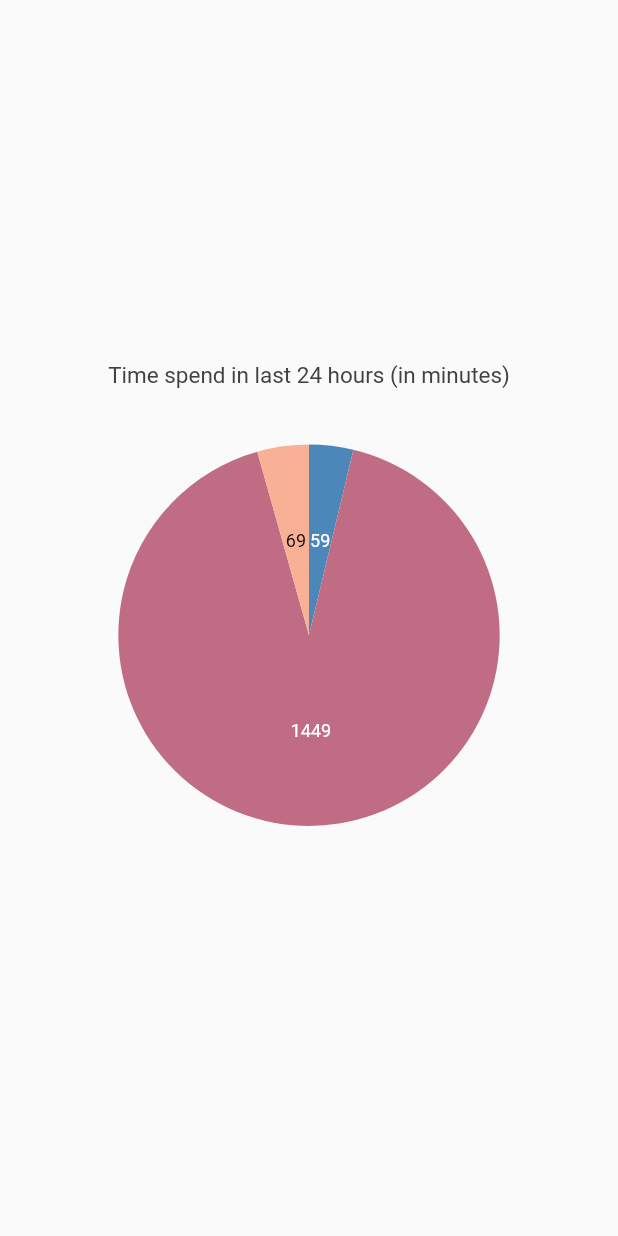
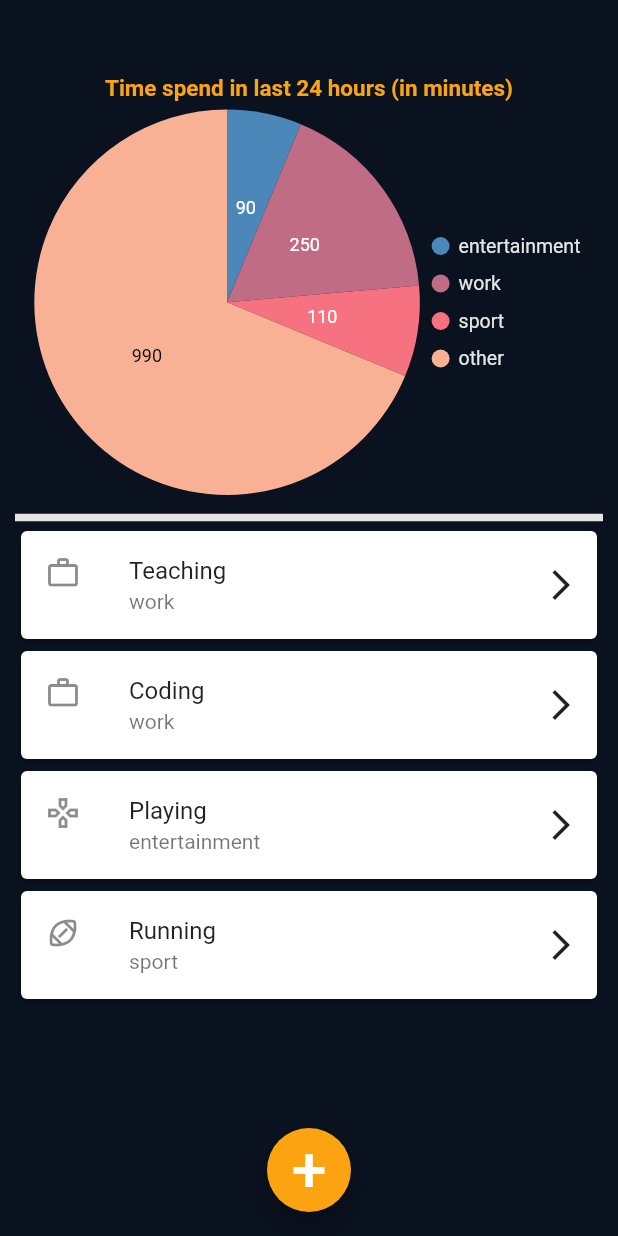
Before and after one commit to SpectralJager/SpectrumTimeManagment, a Flutter app: the screen it shows after launch, on a phone screen of 412 x 824 dp. Run offline on Flutter 3.47's test engine with Material 2 defaults, Android fonts, the light colour scheme and no system bars; our stand-ins replace get, syncfusion_flutter_charts.

Commit message:
home update

```diff
--- a/stm/lib/controllers/appcontroller.dart
+++ b/stm/lib/controllers/appcontroller.dart
@@ -11,36 +11,36 @@ class AppController extends GetxController {
     Task(name: "Teaching", category: Categories.work, phases: [
       Phase(
           index: 1,
-          startTime: DateTime(2022, 2, 4, 22, 30),
-          endTime: DateTime(2022, 2, 5, 2)),
+          startTime: DateTime(2022, 2, 5, 22, 30),
+          endTime: DateTime(2022, 2, 6, 2)),
       Phase(
           index: 2,
-          startTime: DateTime(2022, 2, 5, 10, 30),
-          endTime: DateTime(2022, 2, 5, 12, 10)),
+          startTime: DateTime(2022, 2, 6, 10, 30),
+          endTime: DateTime(2022, 2, 6, 12, 10)),
     ]),
     Task(name: "Coding", category: Categories.work, phases: [
       Phase(
           index: 1,
-          startTime: DateTime(2022, 2, 5, 12),
+          startTime: DateTime(2022, 2, 6, 9, 50),
           endTime: DateTime.now())
     ]),
     Task(name: "Playing", category: Categories.entertainment, phases: [
       Phase(
           index: 1,
-          startTime: DateTime(2022, 2, 5, 10),
-          endTime: DateTime(2022, 2, 5, 11, 30))
+          startTime: DateTime(2022, 2, 5, 20),
+          endTime: DateTime(2022, 2, 5, 21, 30))
     ]),
     Task(name: "Running", category: Categories.sport, phases: [
       Phase(
           index: 1,
-          startTime: DateTime(2022, 2, 4, 16, 10),
-          endTime: DateTime(2022, 2, 4, 18))
+          startTime: DateTime(2022, 2, 5, 16, 10),
+          endTime: DateTime(2022, 2, 5, 18))
     ]),
   ];
 
   List<CategoryData> categoryData = [];
 
-  void GenerateCategoryDataList() {
+  void generateCategoryDataList() {
     var currentTime = DateTime.now();
     var twentyFourHoursAgo = currentTime.subtract(Duration(hours: 24));
     var durationAtAll = Duration();
--- a/stm/lib/main.dart
+++ b/stm/lib/main.dart
@@ -14,6 +14,7 @@ class STM extends StatelessWidget {
     return GetMaterialApp(
       title: "Spectrum Time Managment",
       home: Homepage(),
+      debugShowCheckedModeBanner: false,
     );
   }
 }
--- a/stm/lib/pages/homepage.dart
+++ b/stm/lib/pages/homepage.dart
@@ -2,6 +2,8 @@ import 'package:flutter/material.dart';
 import 'package:get/get.dart';
 import 'package:stm/controllers/appcontroller.dart';
 import 'package:stm/models/categorydata.dart';
+import 'package:stm/utils/Categories.dart';
+import 'package:stm/utils/appcolors.dart';
 import 'package:syncfusion_flutter_charts/charts.dart';
 
 class Homepage extends StatelessWidget {
@@ -12,21 +14,37 @@ class Homepage extends StatelessWidget {
   @override
   Widget build(BuildContext context) {
     return Scaffold(
+      floatingActionButton: FloatingActionButton(
+        onPressed: () {},
+        backgroundColor: ORANGE_WEB,
+        child: Text('+', textScaleFactor: 3),
+      ),
+      floatingActionButtonLocation: FloatingActionButtonLocation.centerFloat,
+      backgroundColor: RICH_BLACK_FOGRA_29,
       body: GetBuilder<AppController>(
         init: AppController(),
         builder: (ctr) {
-          ctr.GenerateCategoryDataList();
-          return Center(
-            child: SizedBox(
-              height: MediaQuery.of(context).size.height * .45 - 10,
-              width: MediaQuery.of(context).size.width - 10,
+          ctr.generateCategoryDataList();
+          return SafeArea(
+            child: Padding(
+              padding: const EdgeInsets.only(left: 10.0, right: 10.0, top: 40),
+              child: Column(
+                children: [
+                  SizedBox(
+                    // height: MediaQuery.of(context).size.height * .40 - 10,
+                    width: MediaQuery.of(context).size.width,
                     child: SfCircularChart(
                       title: ChartTitle(
                         text: "Time spend in last 24 hours (in minutes)",
+                        textStyle: TextStyle(
+                          color: ORANGE_WEB,
+                          fontWeight: FontWeight.bold,
+                        ),
                         // alignment: ChartAlignment.near
                       ),
                       legend: Legend(
-                  isVisible: false,
+                        isVisible: true,
+                        textStyle: TextStyle(color: PLATINUM),
                         // alignment: ChartAlignment.center
                       ),
                       series: [
@@ -38,7 +56,67 @@ class Homepage extends StatelessWidget {
                               data.duration.inMinutes,
                           dataLabelSettings: const DataLabelSettings(
                             isVisible: true,
-                      ))
+                          ),
+                          radius: '100%',
+                          explode: true,
+                        ),
+                      ],
+                    ),
+                  ),
+                  Divider(
+                    height: 10,
+                    thickness: 5,
+                    color: PLATINUM,
+                  ),
+                  Expanded(
+                    child: ListView.builder(
+                      itemCount: ctr.tasks.length,
+                      itemBuilder: (content, index) {
+                        var task = ctr.tasks[index];
+                        var icon;
+                        switch (task.category) {
+                          case Categories.work:
+                            icon = Icons.work_outline_outlined;
+                            break;
+                          case Categories.entertainment:
+                            icon = Icons.games_outlined;
+                            break;
+                          case Categories.sport:
+                            icon = Icons.sports_football_outlined;
+                            break;
+                          case Categories.other:
+                            icon = Icons.unarchive_outlined;
+                            break;
+                        }
+                        return SizedBox(
+                          height: 80,
+                          width: 100,
+                          child: Card(
+                            child: Row(
+                              mainAxisAlignment: MainAxisAlignment.spaceBetween,
+                              children: [
+                                SizedBox(
+                                  width: MediaQuery.of(context).size.width / 2,
+                                  child: ListTile(
+                                    leading: Icon(icon),
+                                    title: Text(task.name),
+                                    subtitle: Text(task.category
+                                        .toString()
+                                        .split(".")
+                                        .last),
+                                  ),
+                                ),
+                                IconButton(
+                                  onPressed: () {},
+                                  icon: Icon(Icons.arrow_forward_ios_outlined),
+                                ),
+                              ],
+                            ),
+                          ),
+                        );
+                      },
+                    ),
+                  ),
                 ],
               ),
             ),
--- /dev/null
+++ b/stm/lib/utils/appcolors.dart
@@ -0,0 +1,9 @@
+import 'package:flutter/cupertino.dart';
+
+// colors
+var RICH_BLACK_FOGRA_29 = Color(0xff0A111F);
+var BLACK = Color(0xff000000);
+var OXFORD_BLUE = Color(0xff14213D);
+var ORANGE_WEB = Color(0xfffca311);
+var PLATINUM = Color(0xffE5E5E5);
+var WHITE = Color(0xffffffff);
```
Lines whose indentation alone changed are shown as unchanged.
